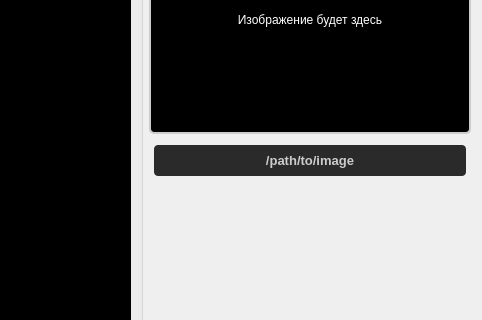
First picture: the form in src/uis/tabs/autodataset_tab.ui, repository b1t0nese/MacLearn, before the edit; both pictures show x 518 to 1000 and y 152 to 472 of the 1000 by 700 pixel window.
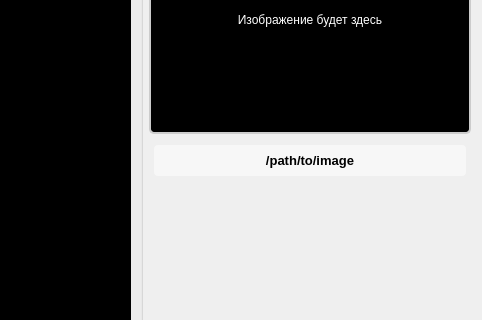
Second picture: the form after the edit.

Commit message: pep8 and design update

Diff of the .ui file:
```diff
--- a/src/uis/tabs/autodataset_tab.ui
+++ b/src/uis/tabs/autodataset_tab.ui
@@ -266,12 +266,11 @@
          <property name="styleSheet">
           <string notr="true">
 QLabel {
-    color: #cccccc; 
     font-size: 13px; 
     font-weight: bold;
     padding: 8px; 
     qproperty-alignment: AlignCenter;
-    background-color: #2a2a2a;
+    background-color: palette(alternate-base);
     border-radius: 4px;
     margin: 5px;
 }
```
The commit also changes 6 other files.
